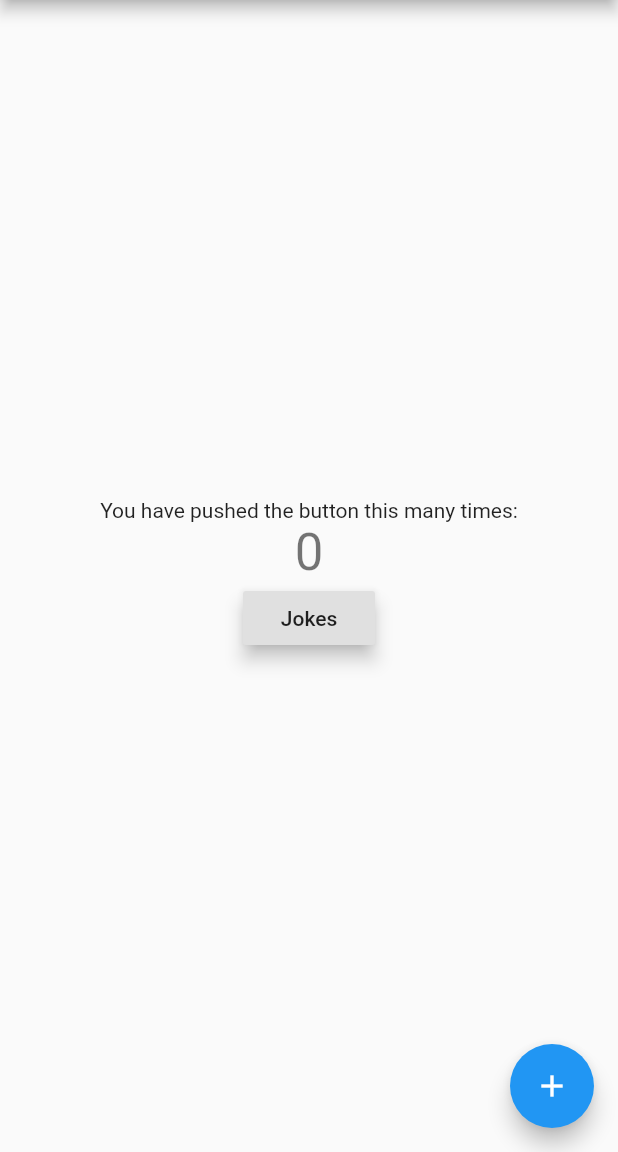
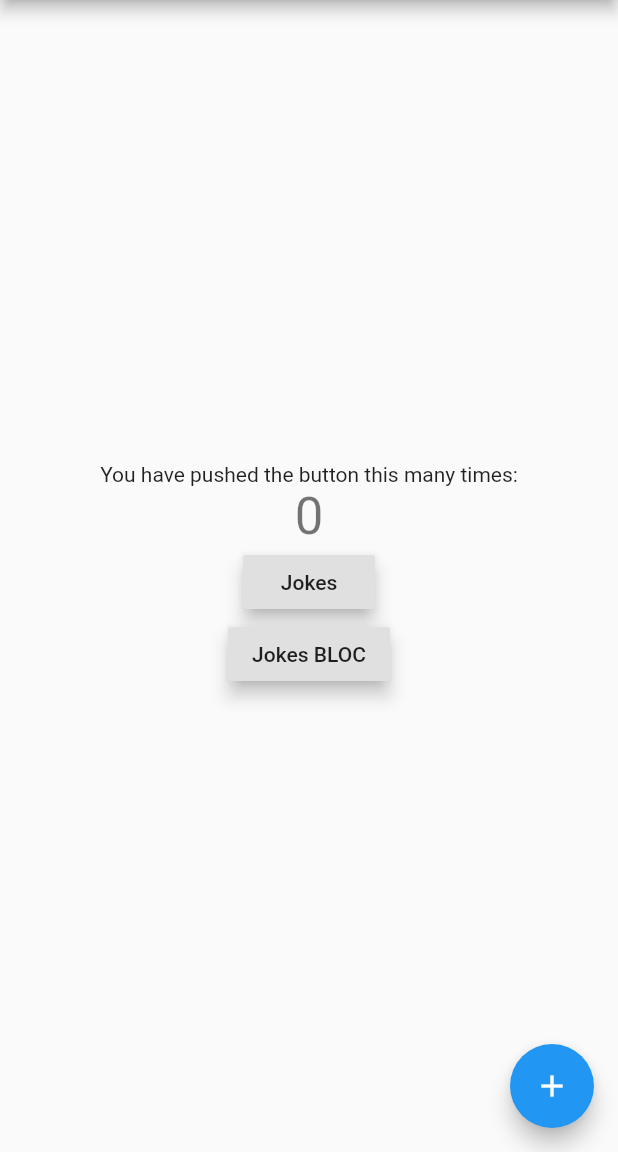
Before and after one commit to carloslorcalopez/scl_flutter, a Flutter app: the screen it shows after launch, on a phone screen of 412 x 824 dp, the part 84-1236 px from its top. Run offline on Flutter 3.47's test engine with Material 2 defaults, Android fonts, the phone set to English and light mode, and no system bars; our stand-ins replace bloc, dio, equatable, flutter_bloc.

Commit message:
Cambios ayer

```diff
--- a/lib/bloc/chuckPageBloc.dart
+++ b/lib/bloc/chuckPageBloc.dart
@@ -227,7 +227,7 @@ class _ChuckPageBlocState extends State<ChuckPageBloc> {
           text: palabra + ' ',
           style: TextStyle(
               color: Colors.black,
-              decoration: TextDecoration.none,
+              decoration: TextDecoration.lineThrough,
               fontSize: 18),
         ));
       }
--- a/lib/main.dart
+++ b/lib/main.dart
@@ -115,6 +115,8 @@ class _MyHomePageState extends State<MyHomePage> {
             ),
             RaisedButton( onPressed: () =>
                   {Navigator.pushNamed(context, '/jokes')}, elevation: 5,child: Text('Jokes'),),
+            RaisedButton( onPressed: () =>
+                  {Navigator.pushNamed(context, '/jokesBloc')}, elevation: 5,child: Text('Jokes BLOC'),),
           ],
         ),
       ),
```
